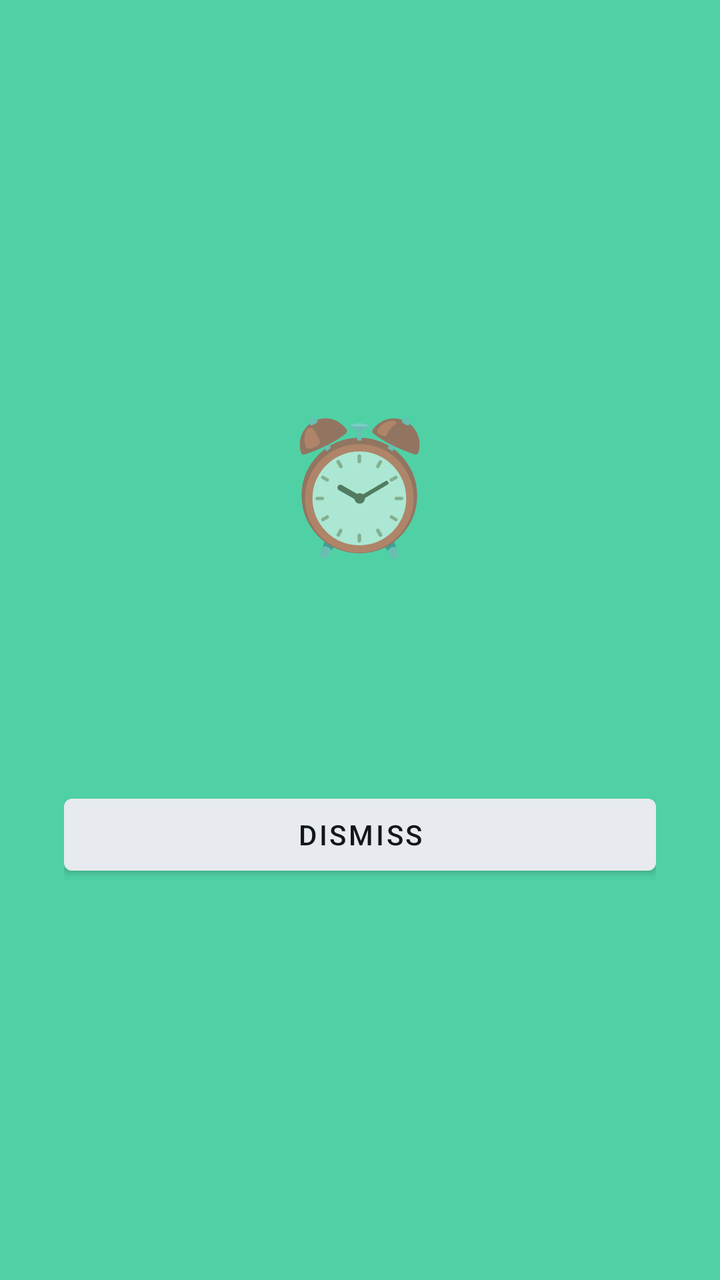
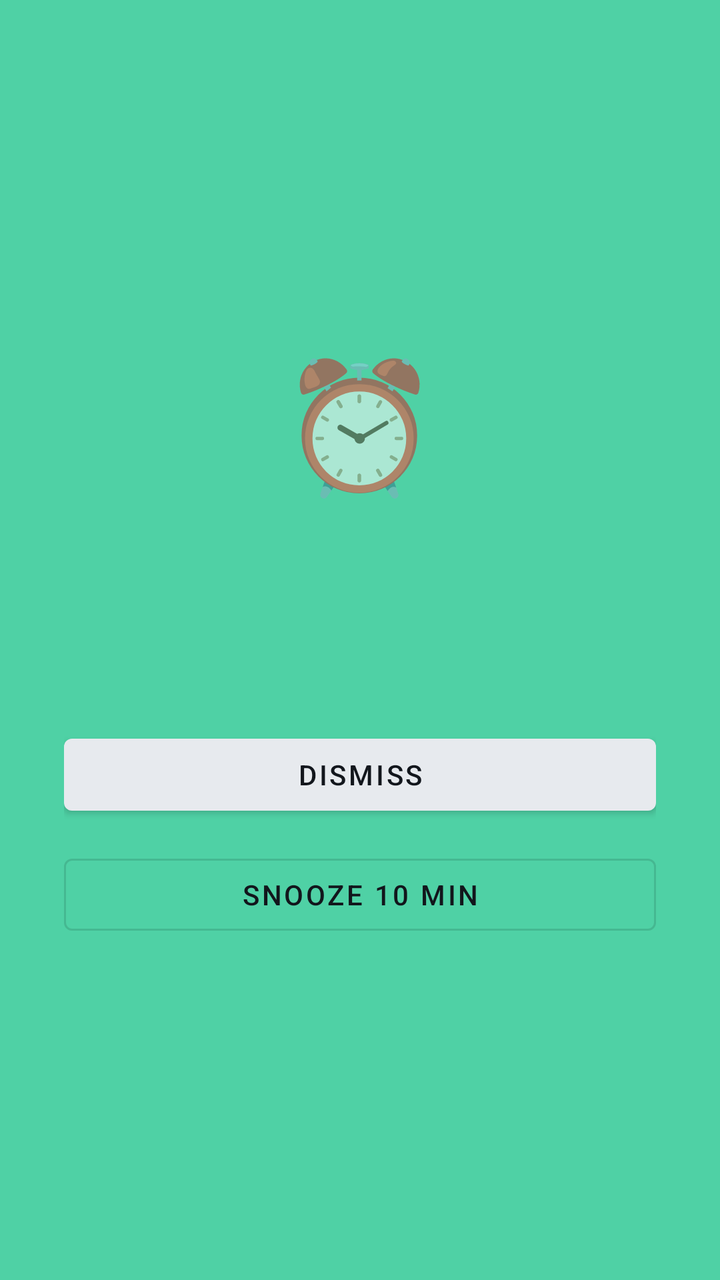

Screens rendered from an Android XML layout before and after an edit, with the pre-edit source and the edit as a unified diff.
<!-- AndroidManifest.xml: application theme Theme.RotationBoard -->
<!-- res/layout/activity_alarm.xml -->
<?xml version="1.0" encoding="utf-8"?>
<LinearLayout xmlns:android="http://schemas.android.com/apk/res/android"
    android:layout_width="match_parent"
    android:layout_height="match_parent"
    android:orientation="vertical"
    android:background="@color/ready"
    android:gravity="center"
    android:padding="32dp">

    <TextView
        android:layout_width="wrap_content"
        android:layout_height="wrap_content"
        android:text="⏰"
        android:textSize="64sp" />

    <TextView
        android:id="@+id/tvEmail"
        android:layout_width="wrap_content"
        android:layout_height="wrap_content"
        android:textSize="22sp"
        android:textStyle="bold"
        android:textColor="@color/bg"
        android:layout_marginTop="16dp"
        android:gravity="center" />

    <TextView
        android:id="@+id/tvProject"
        android:layout_width="wrap_content"
        android:layout_height="wrap_content"
        android:textSize="15sp"
        android:textColor="@color/bg"
        android:layout_marginTop="4dp"
        android:gravity="center" />

    <Button
        android:id="@+id/btnDismiss"
        android:layout_width="match_parent"
        android:layout_height="wrap_content"
        android:layout_marginTop="40dp"
        android:text="Dismiss" />

</LinearLayout>
<!-- resources referenced by this layout -->
<resources>
  <color name="bg">#12161C</color>
  <color name="ready">#4FD1A5</color>
  <style name="Theme.RotationBoard" parent="Theme.MaterialComponents.DayNight.NoActionBar">
          <item name="colorPrimary">@color/text_main</item>
          <item name="colorPrimaryVariant">@color/text_main</item>
          <item name="colorOnPrimary">@color/bg</item>
          <item name="colorSecondary">@color/ready</item>
          <item name="colorOnSecondary">@color/bg</item>
          <item name="android:windowBackground">@color/bg</item>
          <item name="android:statusBarColor">@color/bg</item>
          <item name="android:textColorPrimary">@color/text_main</item>
      </style>
  <color name="text_main">#E7EAEE</color>
</resources>

<!-- the commit's change to res/layout/activity_alarm.xml (unified diff, before → after) -->
@@ -39,4 +39,13 @@
         android:layout_marginTop="40dp"
         android:text="Dismiss" />
 
+    <Button
+        android:id="@+id/btnSnooze"
+        style="@style/Widget.MaterialComponents.Button.OutlinedButton"
+        android:layout_width="match_parent"
+        android:layout_height="wrap_content"
+        android:layout_marginTop="12dp"
+        android:text="Snooze 10 min"
+        android:textColor="@color/bg" />
+
 </LinearLayout>
